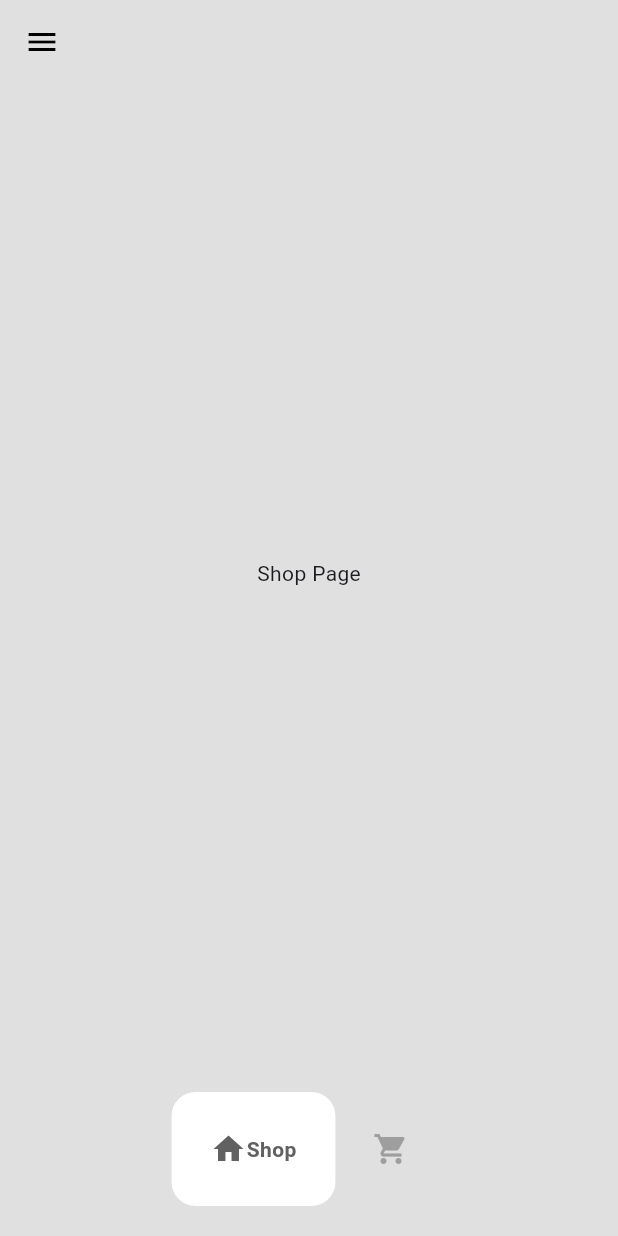
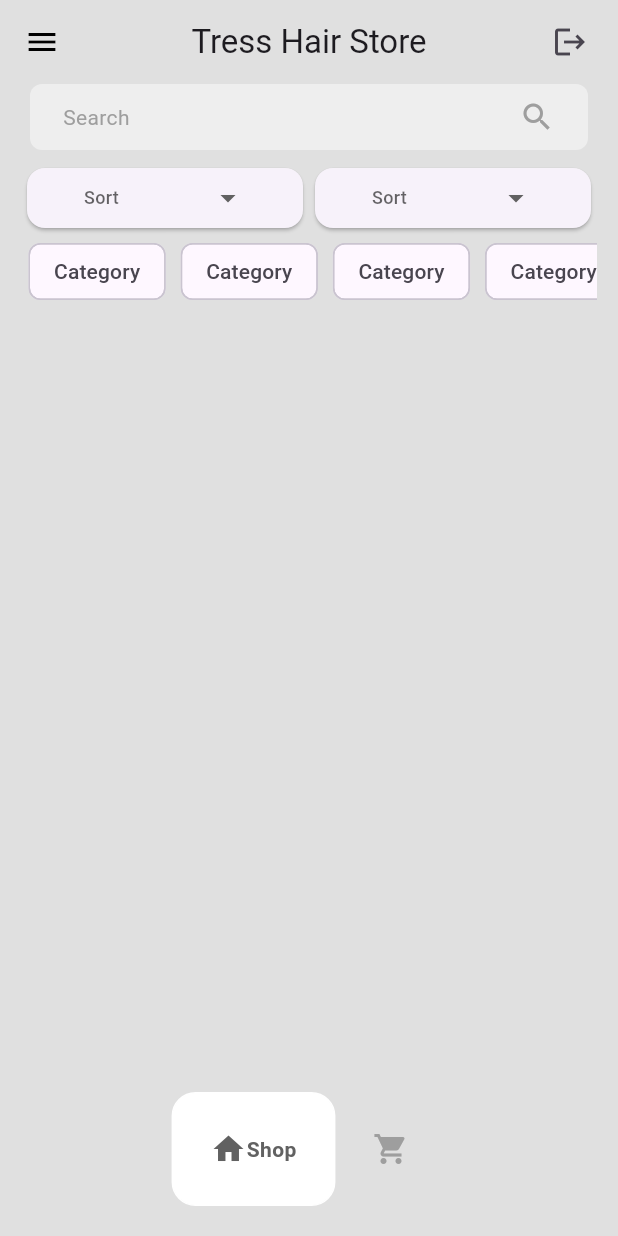
Before and after one commit to miranda-heavenly/Tress, a Flutter app: the HomePage screen opened by its route, on a phone screen of 412 x 824 dp. Run offline on Flutter 3.47's test engine with Material 3 defaults, Android fonts, the phone set to English and light mode, and no system bars; drawn by our look-alikes of dropdown_button2, google_nav_bar.

Commit message:
connected to firebase databse, filter and sort buttons added on shop page

```diff
--- a/lib/pages/home_page.dart
+++ b/lib/pages/home_page.dart
@@ -42,9 +42,69 @@ class _HomePageState extends State<HomePage> {
             icon: Icon(
               Icons.menu,
               color: Colors.black,)),
-        )
+        ),
+        title: Text("Tress Hair Store"),
+        centerTitle: true,
+        actions: [
+          Padding(
+            padding: const EdgeInsets.only(right: 20),
+            child: Icon(Icons.logout),
+          )
+          ],
       ),
-      drawer: Drawer(),
+      drawer: Drawer(
+        backgroundColor: Colors.grey[900],
+        child: Column(
+          mainAxisAlignment:MainAxisAlignment.spaceBetween,
+          children: [
+             Column(
+               children: [
+                //logo
+                 DrawerHeader(
+                  child: Image.asset("images/logo crop.png",
+                             color: Colors.white,
+                             width: 150,)),
+
+                             //drawer elements
+                            Padding(
+                 padding: const EdgeInsets.only(left: 35, top: 20, bottom: 20),
+                 child: ListTile(
+                  leading: Icon(Icons.home_outlined, color: Colors.white,),
+                  title: Text("Home",
+                  style: TextStyle(color: Colors.white,),),
+                 ),
+                            ),
+                             Padding(
+                 padding: const EdgeInsets.only(left: 35,  bottom: 20),
+                 child: ListTile(
+                  leading: Icon(Icons.info_outline, color: Colors.white,),
+                  title: Text("About",
+                  style: TextStyle(color: Colors.white,),),
+                 ),
+                            ),
+                 Padding(
+                 padding: const EdgeInsets.only(left: 35,  bottom: 20),
+                 child: ListTile(
+                  leading: Icon(Icons.help_center_outlined, color: Colors.white,),
+                  title: Text("Help",
+                  style: TextStyle(color: Colors.white,),),
+                 ),
+                            ),
+               ],
+             ),
+             Padding(
+                 padding: const EdgeInsets.only(left: 35,  bottom: 100),
+                 child: ListTile(
+                  leading: Icon(Icons.logout_outlined, color: Colors.white,),
+                  title: Text("Log out",
+                  style: TextStyle(color: Colors.white,),),
+                 ),
+                            ),
+
+          ],
+        ),
+      ),
+
       bottomNavigationBar: MyBottomNavBar(
         onTabChange: (index) => navigateBottomNavBar(index),
       ),
--- a/lib/pages/shop_page.dart
+++ b/lib/pages/shop_page.dart
@@ -1,4 +1,7 @@
+// ignore_for_file: prefer_const_constructors, prefer_const_literals_to_create_immutables
+
 import 'package:flutter/material.dart';
+import 'package:tress/shared_widgets/dropdown_menu.dart';
 
 class ShopPage extends StatefulWidget {
   const ShopPage({super.key});
@@ -10,8 +13,86 @@ class ShopPage extends StatefulWidget {
 class _ShopPageState extends State<ShopPage> {
   @override
   Widget build(BuildContext context) {
-    return const Center(
-      child: Text("Shop Page")
+    return Column(
+      children: [
+
+
+        //Search bar
+        Padding(
+          padding: const EdgeInsets.symmetric(horizontal: 20),
+          child: Container(
+            padding: EdgeInsets.all(10),
+            decoration: BoxDecoration(
+              color: Colors.grey[200],
+              borderRadius: BorderRadius.circular(8),
+            ),
+            child: Padding(
+              padding: const EdgeInsets.symmetric(horizontal: 12),
+              child: Row(
+                mainAxisAlignment: MainAxisAlignment.spaceBetween,
+                children: [
+                  Text("Search", style: TextStyle(
+                    color: Colors.grey,
+                  ),),
+                  Icon(Icons.search, color: Colors.grey,)
+                ],
+              ),
+            ),
+          ),
+        ),
+        SizedBox(height: 8,),
+
+        //Message
+        // Padding(
+        //   padding: const EdgeInsets.symmetric(vertical: 20),
+        //   child: Text("Find your perfect tress, embrace your confidence.",
+        //   style: TextStyle(color: Colors.grey[700]),),
+        // ),
+
+         //Sort
+          Padding(
+          padding: const EdgeInsets.symmetric(horizontal: 14),
+          child: Row(
+            children: [
+             Flexible(
+               child: DropDownMenu(
+                defaultText: "Sort",
+                items: ["Low to high", "High to low"],
+                onSelected: (selected){
+                }),
+             ),
+              Flexible(
+               child: DropDownMenu(
+                defaultText: "Sort",
+                items: ["Low to high", "High to low"],
+                onSelected: (selected){
+                }),
+             )
+            ],
+          ),
+        ),
+
+
+
+
+
+        //Categories
+         Container(
+          height: 50,
+          padding: EdgeInsets.symmetric(horizontal: 14),
+          child: ListView.builder(
+            scrollDirection: Axis.horizontal,
+            itemCount: 5,
+            itemBuilder:(context, index) {
+              return Padding(
+                padding: const EdgeInsets.all(5),
+                child: Chip(label: Text("Category")),
+              );
+            },),
+        ),
+
+
+      ],
+
     );
-  }
-}
+}}
--- /dev/null
+++ b/lib/shared_widgets/dropdown_menu.dart
@@ -0,0 +1,61 @@
+// ignore_for_file: public_member_api_docs, sort_constructors_first
+import 'package:dropdown_button2/dropdown_button2.dart';
+import 'package:flutter/material.dart';
+
+class DropDownMenu extends StatelessWidget {
+   String? selectedValue;
+   String defaultText;
+  final List<String> items;
+  final Function(String?) onSelected;
+
+  DropDownMenu({
+    Key? key,
+    this.selectedValue,
+    required this.defaultText,
+    required this.items,
+    required this.onSelected,
+  }) : super(key: key);
+
+  @override
+  Widget build(BuildContext context) {
+    return Card(
+      child: Center(
+        child: DropdownButtonHideUnderline(
+          child: DropdownButton2<String>(
+            isExpanded: true,
+            hint: Text(
+              defaultText,
+              style: TextStyle(
+                fontSize: 12,
+                color: Theme.of(context).hintColor,
+              ),
+            ),
+            items: items
+                .map((String item) => DropdownMenuItem<String>(
+                      value: item,
+                      child: Text(
+                        item,
+                        style: const TextStyle(
+                          fontSize: 14,
+                        ),
+                      ),
+                    ))
+                .toList(),
+            value: selectedValue,
+            onChanged: (String? value) {
+              onSelected(value);
+            },
+            buttonStyleData: const ButtonStyleData(
+              padding: EdgeInsets.symmetric(horizontal: 16),
+              height: 40,
+              width: 140,
+            ),
+            menuItemStyleData: const MenuItemStyleData(
+              height: 40,
+            ),
+          ),
+        ),
+      ),
+    );
+  }
+}
--- a/pubspec.yaml
+++ b/pubspec.yaml
@@ -36,6 +36,7 @@ dependencies:
   # Use with the CupertinoIcons class for iOS style icons.
   cupertino_icons: ^1.0.2
   google_nav_bar:  ^5.0.6
+  dropdown_button2: ^2.3.9
 
 dev_dependencies:
   flutter_test:
```
Also changed, not shown: pubspec.lock, 3 other files.
